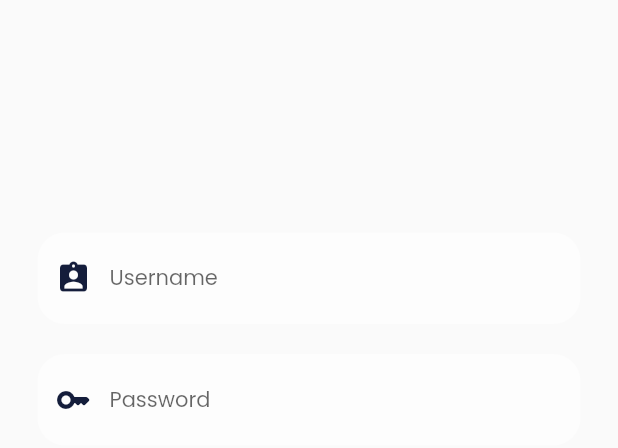
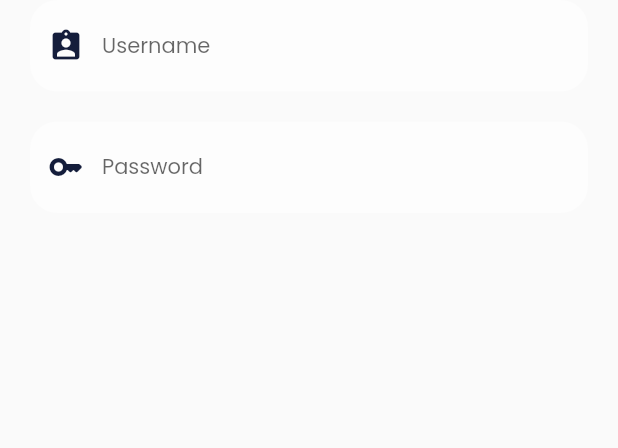
Before and after one commit to FloatKasemtan/CSC291-INFORME, a Flutter app: the CustomTextForm widget shown alone on an empty page, opened directly, on a phone screen of 412 x 824 dp. Shown: the top 448 px of the screen. Run offline on Flutter 3.47's test engine with Material 2 defaults, Android fonts, the phone set to English and light mode, and no system bars; our stand-ins replace dio, google_fonts; network calls fail.

Commit message:
refactor: clean code & set layout

```diff
--- a/informe/lib/screens/report_form.dart
+++ b/informe/lib/screens/report_form.dart
@@ -1,8 +1,9 @@
 import 'package:flutter/material.dart';
 
 class ReportForm extends StatefulWidget {
-  const ReportForm({Key? key}) : super(key: key);
+  const ReportForm({Key? key, this.args}) : super(key: key);
   static const routeName = "/report-form";
+  final Map<String, dynamic>? args;
 
   @override
   State<ReportForm> createState() => _ReportFormState();
--- a/informe/lib/screens/courses.dart
+++ b/informe/lib/widgets/courses.dart
@@ -1,13 +1,13 @@
 import "package:flutter/material.dart";
 
 class Courses extends StatelessWidget {
-  const Courses({ Key? key }) : super(key: key);
+  const Courses({Key? key}) : super(key: key);
   static const routeName = "/courses";
 
   @override
   Widget build(BuildContext context) {
-    return Container(
-
+    return Center(
+      child: Text('This is the courses page'),
     );
   }
 }
--- a/informe/lib/widgets/get_start/next_button.dart
+++ b/informe/lib/widgets/get_start/next_button.dart
@@ -13,7 +13,7 @@ class NextButton extends StatelessWidget {
           right: 25,
           left: 25,
         ),
-        child: (ElevatedButton
+        child: ElevatedButton(
           onPressed: () {
             Navigator.of(context).pushNamed(SignIn.routeName);
           },
@@ -45,7 +45,7 @@ class NextButton extends StatelessWidget {
               ),
             ),
           ),
-        ))
+        )
 
         // child: TextButton(
         //   child: Text(
--- a/informe/lib/widgets/sign_in/custom_textform.dart
+++ b/informe/lib/widgets/sign_in/custom_textform.dart
@@ -9,8 +9,8 @@ class CustomTextForm extends StatefulWidget {
 }
 
 class _CustomTextFormState extends State<CustomTextForm> {
-  var _controller = TextEditingController();
-  var _controller1 = TextEditingController();
+  final _controller = TextEditingController();
+  final _controller1 = TextEditingController();
   void _clearTextField(TextEditingController controller) {
     // Clear everything in the text field
     controller.clear();
@@ -28,12 +28,7 @@ class _CustomTextFormState extends State<CustomTextForm> {
   @override
   Widget build(BuildContext context) {
     return Padding(
-      padding: const EdgeInsets.only(
-        top: 155,
-        right: 25,
-        left: 25,
-        bottom: 80,
-      ),
+      padding: const EdgeInsets.symmetric(horizontal: 20),
       child: Column(
         children: [
           TextFormField(
@@ -42,11 +37,11 @@ class _CustomTextFormState extends State<CustomTextForm> {
             }),
             controller: _controller,
             decoration: InputDecoration(
-              prefixIcon: Icon(
+              prefixIcon: const Icon(
                 Icons.assignment_ind_rounded,
                 color: Color(0xFF141D3B),
               ),
-              border: OutlineInputBorder(
+              border: const OutlineInputBorder(
                 borderSide: BorderSide.none,
                 borderRadius: BorderRadius.all(
                   Radius.circular(18),
@@ -57,7 +52,7 @@ class _CustomTextFormState extends State<CustomTextForm> {
               //   Icons.assignment_ind_rounded,
               //   color: Colors.white,
               // ),
-              fillColor: Color.fromARGB(130, 255, 255, 255),
+              fillColor: const Color.fromARGB(130, 255, 255, 255),
               filled: true,
               // suffixIcon: Padding(
               //   padding: EdgeInsets.all(0),
@@ -67,7 +62,7 @@ class _CustomTextFormState extends State<CustomTextForm> {
                   ? null
                   : IconButton(
                       onPressed: (() => _clearTextField(_controller)),
-                      icon: Icon(
+                      icon: const Icon(
                         Icons.clear,
                         color: Colors.black54,
                       ),
@@ -76,7 +71,7 @@ class _CustomTextFormState extends State<CustomTextForm> {
             style: GoogleFonts.poppins(
               fontSize: 14,
               fontWeight: FontWeight.normal,
-              color: Color(0xFF141D3B),
+              color: const Color(0xFF141D3B),
             ),
             cursorColor: Colors.black54,
           ),
@@ -93,18 +88,18 @@ class _CustomTextFormState extends State<CustomTextForm> {
               }),
               controller: _controller1,
               decoration: InputDecoration(
-                prefixIcon: Icon(
+                prefixIcon: const Icon(
                   Icons.key_rounded,
                   color: Color(0xFF141D3B),
                 ),
-                border: OutlineInputBorder(
+                border: const OutlineInputBorder(
                   borderSide: BorderSide.none,
                   borderRadius: BorderRadius.all(
                     Radius.circular(18),
                   ),
                 ),
                 hintText: 'Password',
-                fillColor: Color.fromARGB(130, 255, 255, 255),
+                fillColor: const Color.fromARGB(130, 255, 255, 255),
                 filled: true,
                 // suffixIcon: Padding(
                 //   padding: EdgeInsets.all(0),
@@ -114,7 +109,7 @@ class _CustomTextFormState extends State<CustomTextForm> {
                     ? null
                     : IconButton(
                         onPressed: (() => _clearTextField1(_controller1)),
-                        icon: Icon(
+                        icon: const Icon(
                           Icons.clear,
                           color: Colors.black54,
                         ),
@@ -126,7 +121,7 @@ class _CustomTextFormState extends State<CustomTextForm> {
               style: GoogleFonts.poppins(
                 fontSize: 14,
                 fontWeight: FontWeight.normal,
-                color: Color(0xFF141D3B),
+                color: const Color(0xFF141D3B),
               ),
 
               cursorColor: Colors.black54,
```
Also changed, not shown: informe/lib/main.dart (+10 -10 lines), informe/lib/screens/course_info.dart (+5 -5 lines), informe/lib/screens/sign_in.dart (+30 -17 lines), informe/lib/widgets/sign_in/bottom_action.dart (+2 -9 lines), informe/lib/widgets/sign_in/logo.dart (+3 -4 lines), informe/lib/widgets/home.dart (renamed from informe/lib/screens/home.dart), informe/lib/widgets/report.dart (renamed from informe/lib/screens/report.dart), informe/lib/widgets/schedule.dart (renamed from informe/lib/screens/schedule.dart), informe/pubspec.lock, 6 other files.
